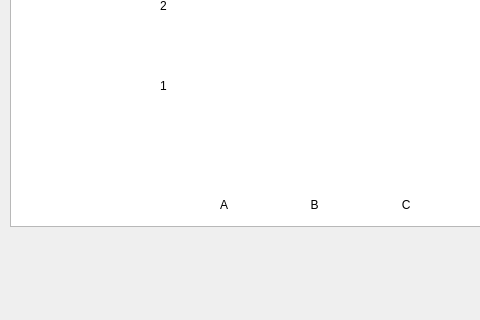
First picture: the form in mainwindow.ui, repository GavriloJovanovic/QTMChess, before the edit; both pictures show x 0 to 480 and y 604 to 924 of the 1130 by 924 pixel window.
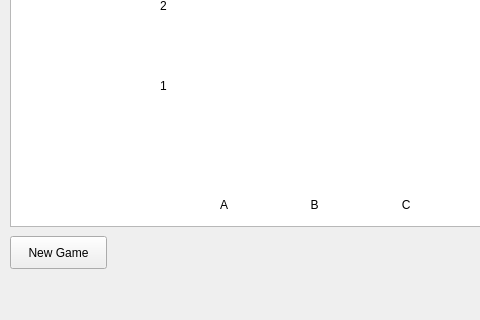
Second picture: the form after the edit.

Commit message: Added new game feature

```diff
--- a/mainwindow.ui
+++ b/mainwindow.ui
@@ -63,6 +63,19 @@
      <string>AI Move</string>
     </property>
    </widget>
+   <widget class="QPushButton" name="buttonNewGame">
+    <property name="geometry">
+     <rect>
+      <x>10</x>
+      <y>840</y>
+      <width>97</width>
+      <height>33</height>
+     </rect>
+    </property>
+    <property name="text">
+     <string>New Game</string>
+    </property>
+   </widget>
   </widget>
   <widget class="QMenuBar" name="menubar">
    <property name="geometry">
```
The commit also changes 5 other files.
